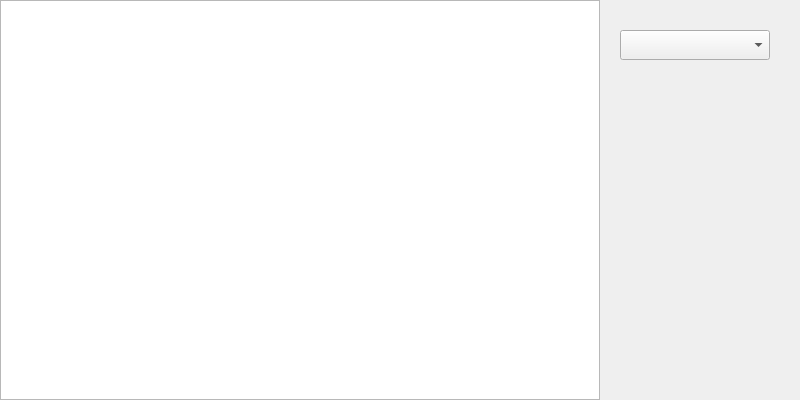
First picture: the form in MainWindow.ui, repository WhiteSHA/Video-Call-App, before the edit.
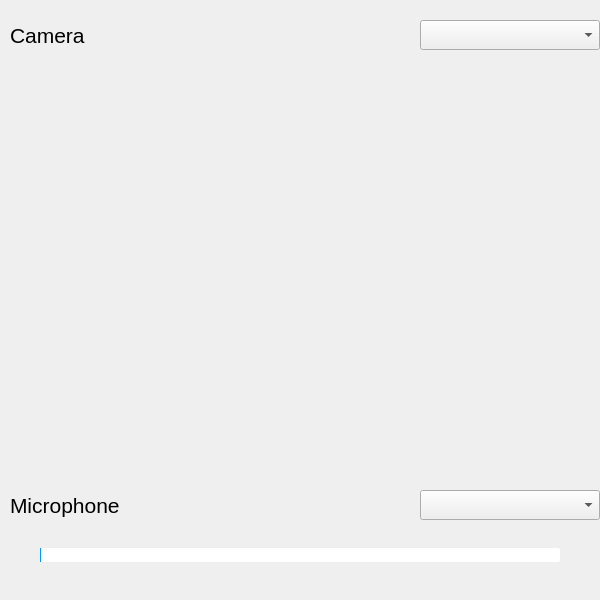
Second picture: the form after the edit.

Commit message: Fixes in camera output part. Ui for audio test

```diff
--- a/MainWindow.ui
+++ b/MainWindow.ui
@@ -6,10 +6,22 @@
    <rect>
     <x>0</x>
     <y>0</y>
-    <width>800</width>
-    <height>400</height>
+    <width>600</width>
+    <height>600</height>
    </rect>
   </property>
+  <property name="minimumSize">
+   <size>
+    <width>600</width>
+    <height>600</height>
+   </size>
+  </property>
+  <property name="maximumSize">
+   <size>
+    <width>600</width>
+    <height>600</height>
+   </size>
+  </property>
   <property name="windowTitle">
    <string>MainWindow</string>
   </property>
@@ -17,23 +29,176 @@
    <widget class="QComboBox" name="comboBox">
     <property name="geometry">
      <rect>
-      <x>620</x>
-      <y>30</y>
-      <width>150</width>
+      <x>420</x>
+      <y>20</y>
+      <width>180</width>
       <height>30</height>
      </rect>
     </property>
    </widget>
-   <widget class="QGraphicsView" name="graphicsView">
+   <widget class="QWidget" name="widget" native="true">
     <property name="geometry">
      <rect>
       <x>0</x>
-      <y>0</y>
+      <y>70</y>
       <width>600</width>
       <height>400</height>
      </rect>
     </property>
    </widget>
+   <widget class="QLabel" name="label">
+    <property name="geometry">
+     <rect>
+      <x>10</x>
+      <y>20</y>
+      <width>230</width>
+      <height>30</height>
+     </rect>
+    </property>
+    <property name="font">
+     <font>
+      <pointsize>16</pointsize>
+     </font>
+    </property>
+    <property name="text">
+     <string>Camera</string>
+    </property>
+   </widget>
+   <widget class="QLabel" name="label_2">
+    <property name="geometry">
+     <rect>
+      <x>10</x>
+      <y>490</y>
+      <width>230</width>
+      <height>30</height>
+     </rect>
+    </property>
+    <property name="font">
+     <font>
+      <pointsize>16</pointsize>
+     </font>
+    </property>
+    <property name="text">
+     <string>Microphone</string>
+    </property>
+   </widget>
+   <widget class="QComboBox" name="audioComboBox">
+    <property name="geometry">
+     <rect>
+      <x>420</x>
+      <y>490</y>
+      <width>180</width>
+      <height>30</height>
+     </rect>
+    </property>
+   </widget>
+   <widget class="QSlider" name="horizontalSlider">
+    <property name="geometry">
+     <rect>
+      <x>40</x>
+      <y>540</y>
+      <width>520</width>
+      <height>30</height>
+     </rect>
+    </property>
+    <property name="styleSheet">
+     <string notr="true">QSlider::groove:horizontal {
+ 
+border: 0px solid #bbb;
+ 
+}
+ 
+QSlider::sub-page:horizontal {
+ 
+background: rgb(0,150,250);
+ 
+border-radius: 0px;
+ 
+margin-top:8px;
+ 
+margin-bottom:8px;
+ 
+}
+ 
+QSlider::add-page:horizontal {
+ 
+background: rgb(255,255, 255);
+ 
+border: 0px solid #777;
+ 
+border-radius: 2px;
+ 
+margin-top:8px;
+ 
+margin-bottom:8px;
+ 
+}
+ 
+QSlider::handle:horizontal {
+ 
+background: rgb(0,150,250);
+ 
+border: 0px solid rgb(0,150,250);
+ 
+width: 0px;
+ 
+height:0px;
+ 
+border-radius: 0px;
+ 
+margin-top:0px;
+ 
+margin-bottom:0px;
+ 
+}
+ 
+QSlider::handle:horizontal:hover {
+ 
+background: rgb(255,128,6);
+ 
+border: 0px solid rgba(102,102,102,102);
+ 
+border-radius: 0px;
+ 
+}
+ 
+QSlider::sub-page:horizontal:disabled {
+ 
+background: #bbb;
+ 
+border-color: #999;
+ 
+}
+ 
+QSlider::add-page:horizontal:disabled {
+ 
+background: #eee;
+ 
+border-color: #999;
+ 
+}
+ 
+QSlider::handle:horizontal:disabled {
+ 
+background: #eee;
+ 
+border: 0px solid #aaa;
+ 
+border-radius: 0px;
+ 
+}
+ </string>
+    </property>
+    <property name="pageStep">
+     <number>1</number>
+    </property>
+    <property name="value">
+     <number>0</number>
+    </property>
+    <property name="orientation">
+     <enum>Qt::Horizontal</enum>
+    </property>
+   </widget>
   </widget>
   <action name="actionQuitter">
    <property name="text">
```
The commit also changes 3 other files.
